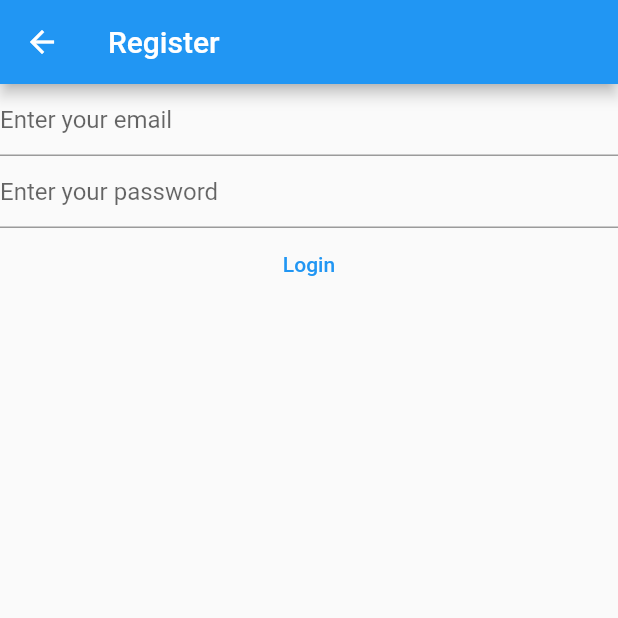
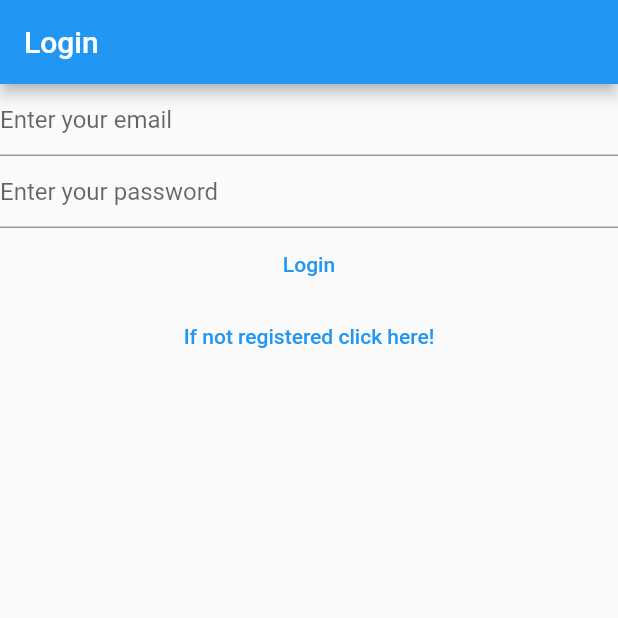
Before and after one commit to BrunoMazzocchi/MyNotes, a Flutter app: the LoginView screen opened directly, on a phone screen of 412 x 824 dp, the top half of it. Run offline on Flutter 3.47's test engine with Material 2 defaults, Android fonts, the phone set to English and light mode, and no system bars; our stand-ins replace firebase_auth, firebase_core; accounts and stored records are empty.

Commit message:
Navigation between login and register - email verification

```diff
--- a/lib/views/login_view.dart
+++ b/lib/views/login_view.dart
@@ -1,5 +1,7 @@
 import 'package:firebase_auth/firebase_auth.dart';
 import 'package:firebase_core/firebase_core.dart';
+import 'package:flutter/services.dart';
+import 'package:free_code_camp/views/register_view.dart';
 import '../firebase_options.dart';
 import 'package:flutter/material.dart';
 
@@ -34,19 +36,12 @@ class _LoginViewState extends State<LoginView> {
   Widget build(BuildContext context) {
     return Scaffold(
       appBar: AppBar(
+      systemOverlayStyle:
+      const SystemUiOverlayStyle(statusBarColor: Colors.transparent),
     backgroundColor: Colors.blue,
-          title: const Text('Register'),
+    title: const Text('Login'),
     ),
-        body: FutureBuilder(
-          future: Firebase.initializeApp(
-            options: DefaultFirebaseOptions.currentPlatform,
-          ),
-          // Context is where the UI is and snapshot the
-          // snapshot the state of the object
-          builder: (context, snapshot) {
-            switch (snapshot.connectionState) {
-              case ConnectionState.done:
-                return Column(
+    body:  Column(
       children: [
         TextField(
           controller: _email,
@@ -62,26 +57,24 @@ class _LoginViewState extends State<LoginView> {
           obscureText: true,
           enableSuggestions: false,
           autocorrect: false,
-                      decoration: const InputDecoration(
-                          hintText: 'Enter your password'),
+          decoration: const InputDecoration(hintText: 'Enter your password'),
         ),
         TextButton(
           onPressed: () async {
             final email = _email.text;
             final password = _password.text;
             final userCredential = await FirebaseAuth.instance
-                            .signInWithEmailAndPassword(
-                                email: email, password: password);
-                        print(userCredential);
+                .signInWithEmailAndPassword(email: email, password: password);
           },
           child: const Text('Login'),
         ),
+        TextButton(
+            onPressed: () {
+              Navigator.of(context)
+                  .pushNamedAndRemoveUntil('/register/', (route) => false);
+            },
+            child: const Text('If not registered click here!'))
       ],
-                );
-              default:
-                return const Text('Loading...');
-            }
-          },
     ));
   }
 }
```
Also changed, not shown: lib/main.dart (+42 -9 lines), lib/views/register_view.dart (+9 -20 lines). Lines whose indentation alone changed are shown as unchanged.
